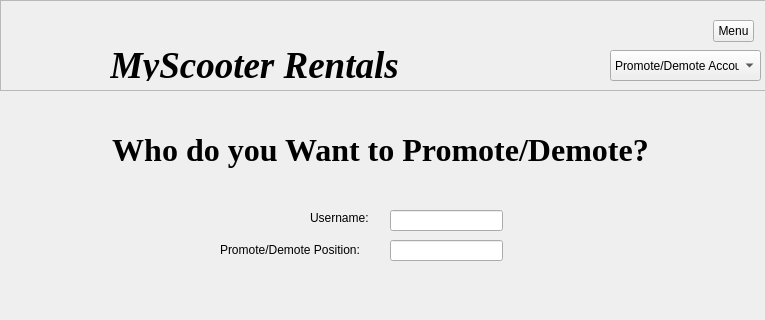
First picture: the form in promoteaccount.ui, repository DanielleSamaroo/Group-5-Scooters, before the edit; both pictures show x 0 to 765 and y 0 to 320 of the 765 by 561 pixel window.
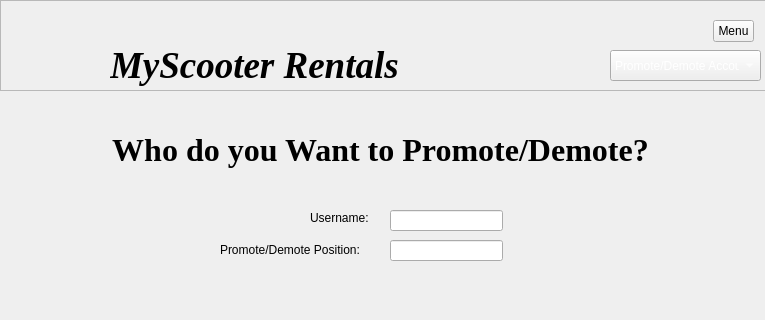
Second picture: the form after the edit. Icons and pictures are not drawn.

The edit to the form file:
```diff
--- a/promoteaccount.ui
+++ b/promoteaccount.ui
@@ -161,9 +161,9 @@
     <property name="geometry">
      <rect>
       <x>110</x>
-      <y>50</y>
+      <y>40</y>
       <width>441</width>
-      <height>31</height>
+      <height>50</height>
      </rect>
     </property>
     <property name="font">
@@ -234,6 +234,24 @@
          </color>
         </brush>
        </colorrole>
+       <colorrole role="Text">
+        <brush brushstyle="SolidPattern">
+         <color alpha="255">
+          <red>255</red>
+          <green>255</green>
+          <blue>255</blue>
+         </color>
+        </brush>
+       </colorrole>
+       <colorrole role="ButtonText">
+        <brush brushstyle="SolidPattern">
+         <color alpha="255">
+          <red>255</red>
+          <green>255</green>
+          <blue>255</blue>
+         </color>
+        </brush>
+       </colorrole>
       </active>
       <inactive>
        <colorrole role="WindowText">
@@ -245,6 +263,24 @@
          </color>
         </brush>
        </colorrole>
+       <colorrole role="Text">
+        <brush brushstyle="SolidPattern">
+         <color alpha="255">
+          <red>255</red>
+          <green>255</green>
+          <blue>255</blue>
+         </color>
+        </brush>
+       </colorrole>
+       <colorrole role="ButtonText">
+        <brush brushstyle="SolidPattern">
+         <color alpha="255">
+          <red>255</red>
+          <green>255</green>
+          <blue>255</blue>
+         </color>
+        </brush>
+       </colorrole>
       </inactive>
       <disabled/>
      </palette>
```
